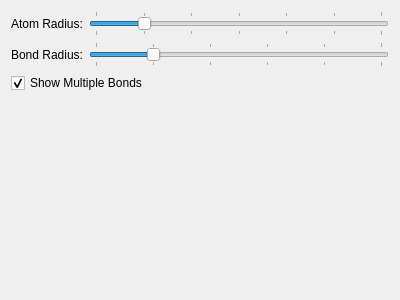
Above: libavogadro-kalzium/src/engines/bsdysettingswidget.ui from KDE/kalzium before the change. Below: the same form after it.
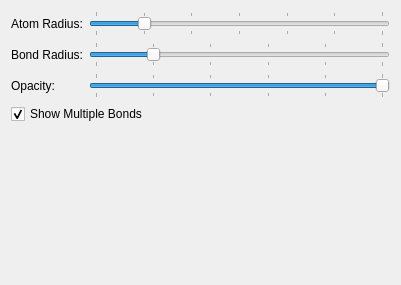
That is the form after the change.

The edit to the form file:
```diff
--- a/libavogadro-kalzium/src/engines/bsdysettingswidget.ui
+++ b/libavogadro-kalzium/src/engines/bsdysettingswidget.ui
@@ -5,13 +5,13 @@
    <rect>
     <x>0</x>
     <y>0</y>
-    <width>400</width>
-    <height>300</height>
+    <width>401</width>
+    <height>285</height>
    </rect>
   </property>
-  <layout class="QVBoxLayout" >
+  <layout class="QVBoxLayout" name="verticalLayout" >
    <item>
-    <layout class="QGridLayout" >
+    <layout class="QGridLayout" name="gridLayout" >
      <item row="0" column="0" >
       <widget class="QLabel" name="atomRadiusLabel" >
        <property name="text" >
@@ -19,7 +19,7 @@
        </property>
       </widget>
      </item>
-     <item row="0" column="1" >
+     <item row="0" column="2" >
       <widget class="QSlider" name="atomRadiusSlider" >
        <property name="minimum" >
         <number>1</number>
@@ -48,7 +48,7 @@
        </property>
       </widget>
      </item>
-     <item row="1" column="1" >
+     <item row="1" column="2" >
       <widget class="QSlider" name="bondRadiusSlider" >
        <property name="minimum" >
         <number>1</number>
@@ -70,6 +70,47 @@
        </property>
       </widget>
      </item>
+     <item row="2" column="0" >
+      <widget class="QLabel" name="opacitySliderLabel" >
+       <property name="text" >
+        <string>Opacity:</string>
+       </property>
+      </widget>
+     </item>
+     <item row="2" column="2" >
+      <widget class="QSlider" name="opacitySlider" >
+       <property name="minimum" >
+        <number>0</number>
+       </property>
+       <property name="maximum" >
+        <number>20</number>
+       </property>
+       <property name="singleStep" >
+        <number>1</number>
+       </property>
+       <property name="pageStep" >
+        <number>2</number>
+       </property>
+       <property name="value" >
+        <number>20</number>
+       </property>
+       <property name="sliderPosition" >
+        <number>20</number>
+       </property>
+       <property name="orientation" >
+        <enum>Qt::Horizontal</enum>
+       </property>
+       <property name="invertedAppearance" >
+        <bool>false</bool>
+       </property>
+       <property name="tickPosition" >
+        <enum>QSlider::TicksBothSides</enum>
+       </property>
+       <property name="tickInterval" >
+        <number>4</number>
+       </property>
+      </widget>
+     </item>
     </layout>
    </item>
    <item>
@@ -86,11 +127,11 @@
     </widget>
    </item>
    <item>
-    <spacer>
+    <spacer name="verticalSpacer" >
      <property name="orientation" >
       <enum>Qt::Vertical</enum>
      </property>
-     <property name="sizeHint" >
+     <property name="sizeHint" stdset="0" >
       <size>
        <width>20</width>
        <height>40</height>
```
Left out of the diff: 3 changed lines with no effect on the pictures.
